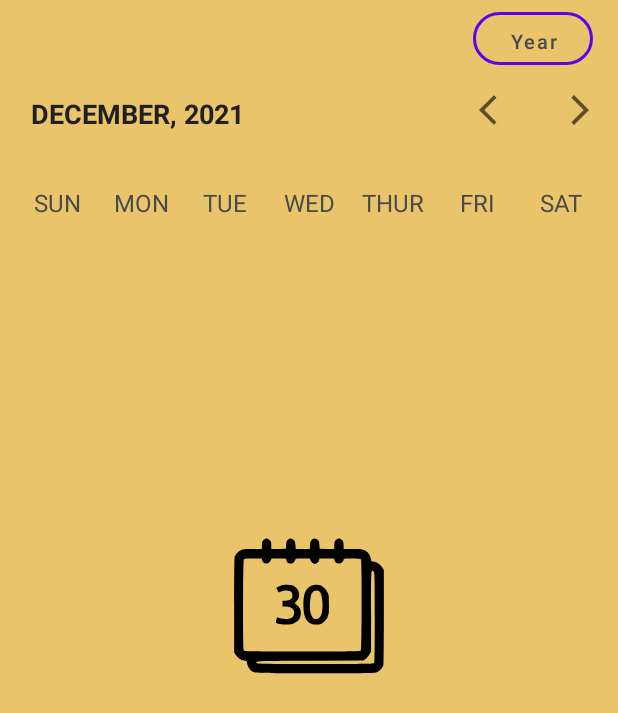
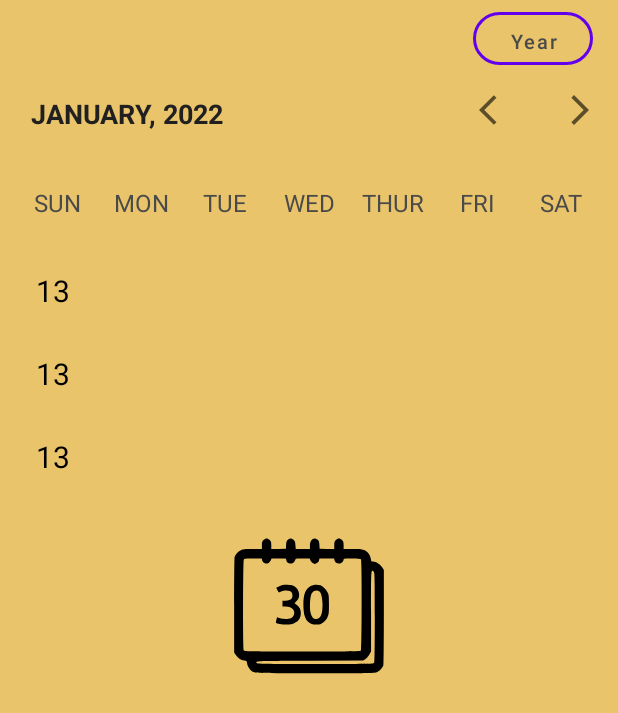
Before and after one commit to Debanshu777/Almanac, an Android app: the layout fragment_monthly_view.xml on its own in the app's theme, with its tools: preview values and no code run, on a phone screen of 412 x 824 dp. Shown: the top 713 px of the screen. Run offline under Robolectric (Android 15) with nearby library versions, the phone set to English and light mode, and no system bars.

Commit message:
Setting up the monthly view

```diff
--- a/app/src/main/res/layout/calendar_cell_view.xml
+++ b/app/src/main/res/layout/calendar_cell_view.xml
@@ -1,19 +1,24 @@
 <?xml version="1.0" encoding="utf-8"?>
 <androidx.constraintlayout.widget.ConstraintLayout xmlns:android="http://schemas.android.com/apk/res/android"
     xmlns:app="http://schemas.android.com/apk/res-auto"
-    android:layout_width="match_parent"
-    android:layout_height="match_parent">
+    android:layout_width="wrap_content"
+    android:layout_height="wrap_content"
+    android:layout_gravity="top|center"
+    android:layout_margin="14dp">
+
 
     <TextView
         android:id="@+id/cellDayText"
         android:layout_width="wrap_content"
         android:layout_height="wrap_content"
-        android:text="1"
-        android:textColor="@color/dark_grey"
+        android:text="13"
+        android:textColor="@color/black"
         android:textSize="20sp"
+        android:textAlignment="center"
         app:layout_constraintBottom_toBottomOf="parent"
-        app:layout_constraintEnd_toEndOf="parent"
-        app:layout_constraintStart_toStartOf="parent"
+        app:layout_constraintLeft_toLeftOf="parent"
+        app:layout_constraintRight_toRightOf="parent"
         app:layout_constraintTop_toTopOf="parent"
         app:layout_constraintVertical_bias="0.25" />
+
 </androidx.constraintlayout.widget.ConstraintLayout>
--- a/app/src/main/res/layout/day_week_view.xml
+++ b/app/src/main/res/layout/day_week_view.xml
@@ -12,6 +12,7 @@
     xmlns:app="http://schemas.android.com/apk/res-auto">
 
     <TextView
+        android:id="@+id/cellOfWeek"
         android:layout_width="0dp"
         android:layout_height="wrap_content"
         android:layout_weight="1"
--- a/app/src/main/res/layout/fragment_monthly_view.xml
+++ b/app/src/main/res/layout/fragment_monthly_view.xml
@@ -41,7 +41,7 @@
             android:layout_marginStart="15dp"
             android:layout_weight="0.8"
             android:padding="5dp"
-            android:text="December, 2021"
+            android:text="January, 2022"
             android:textAllCaps="true"
             android:textColor="@color/darker_grey"
             android:textSize="18sp"
@@ -78,12 +78,15 @@
         layout="@layout/day_week_view" />
 
     <androidx.recyclerview.widget.RecyclerView
+        android:id="@+id/monthly_calender_recycler_view"
         android:layout_width="0dp"
-        android:layout_height="0dp"
-        android:layout_marginStart="10dp"
-        android:layout_marginEnd="10dp"
+        android:paddingStart="10dp"
+        android:paddingEnd="10dp"
+        tools:listitem="@layout/calendar_cell_view"
+        android:layout_height="wrap_content"
         app:layout_constraintBottom_toBottomOf="parent"
         app:layout_constraintEnd_toEndOf="parent"
         app:layout_constraintStart_toStartOf="parent"
+        app:layout_constraintVertical_bias="0.02"
         app:layout_constraintTop_toBottomOf="@id/day_week_view" />
 </androidx.constraintlayout.widget.ConstraintLayout>
```
Also changed, not shown: app/src/main/java/com/debanshu777/calendarview/MainActivity.kt (+4 -3 lines), app/src/main/java/com/debanshu777/calendarview/adapter/CalendarAdapter.kt (added, +46 -0 lines), app/src/main/java/com/debanshu777/calendarview/utils/CalenderUtils.kt (added, +28 -0 lines), app/src/main/java/com/debanshu777/calendarview/view/MonthlyView.kt (+44 -2 lines), app/src/main/java/com/debanshu777/calendarview/viewModel/CalenderViewModel.kt (added, +23 -0 lines).
